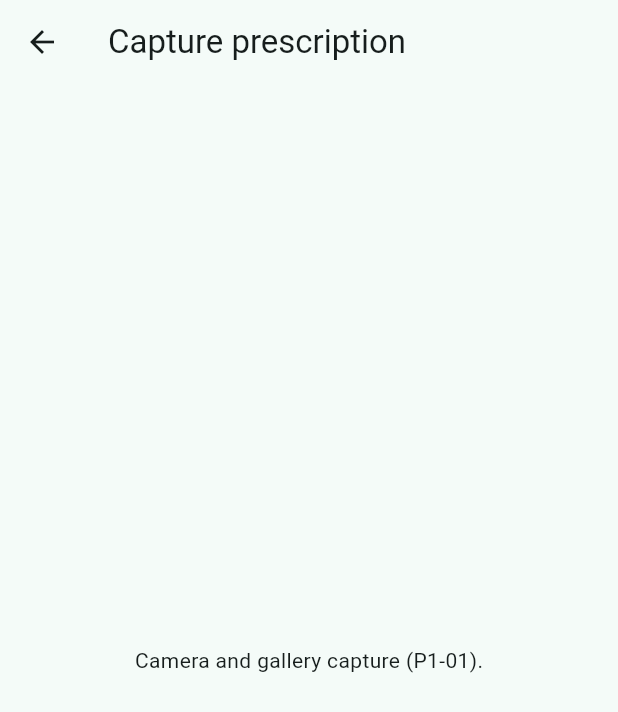
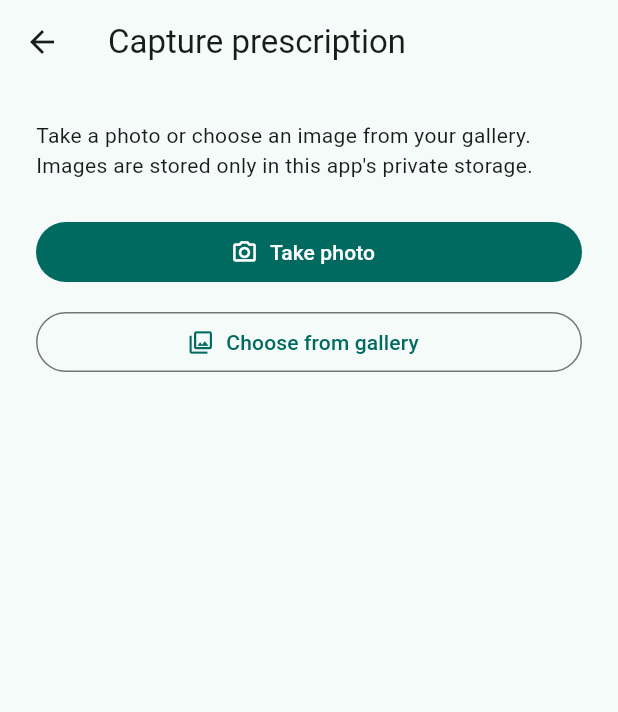
Before and after one commit to sounaks98/medicine-remainder-app, a Flutter app: the screen it shows after launch, after a tap on the "add a photo" icon, on a phone screen of 412 x 824 dp. Shown: the top 712 px of the screen. Run offline on Flutter 3.47's test engine with Material 3 defaults, Android fonts, the light colour scheme and no system bars; our stand-ins replace flutter_riverpod, image_picker.

Commit message:
Prescription camera/gallery + app-private image store

```diff
--- a/lib/app/app.dart
+++ b/lib/app/app.dart
@@ -1,20 +1,23 @@
 import 'package:flutter/material.dart';
+import 'package:flutter_riverpod/flutter_riverpod.dart';
 
 import 'package:medicine_remainder_app/features/medicines/presentation/medicine_list_screen.dart';
 
-/// Root [MaterialApp] and theme. [ProviderScope] and [go_router] wire-up in P0-03.
+/// Root [MaterialApp] and theme. [go_router] wire-up in a later task.
 class MedicineReminderApp extends StatelessWidget {
   const MedicineReminderApp({super.key});
 
   @override
   Widget build(BuildContext context) {
-    return MaterialApp(
-      title: 'Medicine Reminder',
-      theme: ThemeData(
-        colorScheme: ColorScheme.fromSeed(seedColor: Colors.teal),
-        useMaterial3: true,
+    return ProviderScope(
+      child: MaterialApp(
+        title: 'Medicine Reminder',
+        theme: ThemeData(
+          colorScheme: ColorScheme.fromSeed(seedColor: Colors.teal),
+          useMaterial3: true,
+        ),
+        home: const MedicineListScreen(),
       ),
-      home: const MedicineListScreen(),
     );
   }
 }
--- a/lib/app/di/providers.dart
+++ b/lib/app/di/providers.dart
@@ -1 +1,18 @@
-// Riverpod providers for services and repositories (P0-03).
+import 'package:flutter_riverpod/flutter_riverpod.dart';
+import 'package:medicine_remainder_app/features/prescription/data/prescription_image_store.dart';
+import 'package:medicine_remainder_app/features/prescription/domain/prescription_import.dart';
+import 'package:medicine_remainder_app/services/inference/image_preprocessor.dart';
+
+final prescriptionImageStoreProvider = Provider<PrescriptionImageStore>(
+  (ref) => const PrescriptionImageStore(),
+);
+
+final prescriptionImportProvider = Provider<PrescriptionImport>(
+  (ref) => PrescriptionImport(
+    imageStore: ref.watch(prescriptionImageStoreProvider),
+  ),
+);
+
+final imagePreprocessorProvider = Provider<ImagePreprocessor>(
+  (ref) => const ImagePreprocessor(),
+);
--- a/lib/features/prescription/presentation/capture_screen.dart
+++ b/lib/features/prescription/presentation/capture_screen.dart
@@ -1,14 +1,100 @@
 import 'package:flutter/material.dart';
+import 'package:flutter_riverpod/flutter_riverpod.dart';
+import 'package:medicine_remainder_app/app/di/providers.dart';
 
-class CaptureScreen extends StatelessWidget {
+class CaptureScreen extends ConsumerStatefulWidget {
   const CaptureScreen({super.key});
+
+  @override
+  ConsumerState<CaptureScreen> createState() => _CaptureScreenState();
+}
+
+class _CaptureScreenState extends ConsumerState<CaptureScreen> {
+  bool _busy = false;
+  String? _savedImagePath;
+
+  Future<void> _importFromGallery() => _import(
+        ref.read(prescriptionImportProvider).importFromGallery,
+      );
+
+  Future<void> _importFromCamera() => _import(
+        ref.read(prescriptionImportProvider).importFromCamera,
+      );
+
+  Future<void> _import(Future<String?> Function() import) async {
+    if (_busy) {
+      return;
+    }
+    setState(() => _busy = true);
+    try {
+      final path = await import();
+      if (!mounted) {
+        return;
+      }
+      if (path == null) {
+        return;
+      }
+      setState(() => _savedImagePath = path);
+      ScaffoldMessenger.of(context).showSnackBar(
+        const SnackBar(content: Text('Prescription image saved on device.')),
+      );
+    } catch (error) {
+      if (!mounted) {
+        return;
+      }
+      ScaffoldMessenger.of(context).showSnackBar(
+        SnackBar(content: Text('Could not save image: $error')),
+      );
+    } finally {
+      if (mounted) {
+        setState(() => _busy = false);
+      }
+    }
+  }
 
   @override
   Widget build(BuildContext context) {
     return Scaffold(
       appBar: AppBar(title: const Text('Capture prescription')),
-      body: const Center(
-        child: Text('Camera and gallery capture (P1-01).'),
+      body: Padding(
+        padding: const EdgeInsets.all(24),
+        child: Column(
+          crossAxisAlignment: CrossAxisAlignment.stretch,
+          children: [
+            const Text(
+              'Take a photo or choose an image from your gallery. '
+              'Images are stored only in this app\'s private storage.',
+            ),
+            const SizedBox(height: 24),
+            FilledButton.icon(
+              onPressed: _busy ? null : _importFromCamera,
+              icon: const Icon(Icons.photo_camera_outlined),
+              label: const Text('Take photo'),
+            ),
+            const SizedBox(height: 12),
+            OutlinedButton.icon(
+              onPressed: _busy ? null : _importFromGallery,
+              icon: const Icon(Icons.photo_library_outlined),
+              label: const Text('Choose from gallery'),
+            ),
+            if (_busy) ...[
+              const SizedBox(height: 24),
+              const Center(child: CircularProgressIndicator()),
+            ],
+            if (_savedImagePath != null) ...[
+              const SizedBox(height: 24),
+              Text(
+                'Saved to app storage:',
+                style: Theme.of(context).textTheme.titleSmall,
+              ),
+              const SizedBox(height: 8),
+              SelectableText(
+                _savedImagePath!,
+                style: Theme.of(context).textTheme.bodySmall,
+              ),
+            ],
+          ],
+        ),
       ),
     );
   }
--- a/lib/services/inference/image_preprocessor.dart
+++ b/lib/services/inference/image_preprocessor.dart
@@ -1,12 +1,45 @@
+import 'dart:io';
+import 'dart:math' as math;
+import 'dart:typed_data';
+
+import 'package:image/image.dart' as img;
+
 /// Shared image preprocessing (OCR rotate/resize; Idefics3 tensors for VLM).
 class ImagePreprocessor {
   const ImagePreprocessor();
 
-  Future<List<int>> preprocessForOcr(String imagePath) {
-    throw UnimplementedError('P1-02');
+  /// Longest edge cap for ML Kit OCR input (memory and latency).
+  static const int maxOcrLongestEdge = 2048;
+
+  /// Applies EXIF orientation, scales down if needed, returns JPEG bytes.
+  Future<List<int>> preprocessForOcr(String imagePath) async {
+    final bytes = await File(imagePath).readAsBytes();
+    final decoded = img.decodeImage(bytes);
+    if (decoded == null) {
+      throw FormatException('Could not decode image at $imagePath');
+    }
+    final oriented = img.bakeOrientation(decoded);
+    final resized = _resizeToMaxLongestEdge(oriented, maxOcrLongestEdge);
+    return Uint8List.fromList(img.encodeJpg(resized, quality: 90));
   }
 
   Future<Object?> preprocessForVlm(String imagePath) {
     throw UnimplementedError('P3-04');
   }
+
+  static img.Image _resizeToMaxLongestEdge(img.Image image, int maxLongestEdge) {
+    final longest = math.max(image.width, image.height);
+    if (longest <= maxLongestEdge) {
+      return image;
+    }
+    final scale = maxLongestEdge / longest;
+    final targetWidth = (image.width * scale).round();
+    final targetHeight = (image.height * scale).round();
+    return img.copyResize(
+      image,
+      width: targetWidth,
+      height: targetHeight,
+      interpolation: img.Interpolation.linear,
+    );
+  }
 }
--- a/pubspec.yaml
+++ b/pubspec.yaml
@@ -40,6 +40,9 @@ dependencies:
   sqlite3_flutter_libs: ^0.6.0+eol
   path_provider: ^2.1.6
   path: ^1.9.1
+  image_picker: ^1.2.4
+  image: ^4.10.2
+  uuid: ^4.6.0
 
 dev_dependencies:
   flutter_test:
```
Also changed, not shown: lib/features/prescription/data/prescription_image_store.dart (+62 -5 lines), lib/features/prescription/domain/prescription_import.dart (+43 -3 lines), pubspec.lock, 14 other files.
